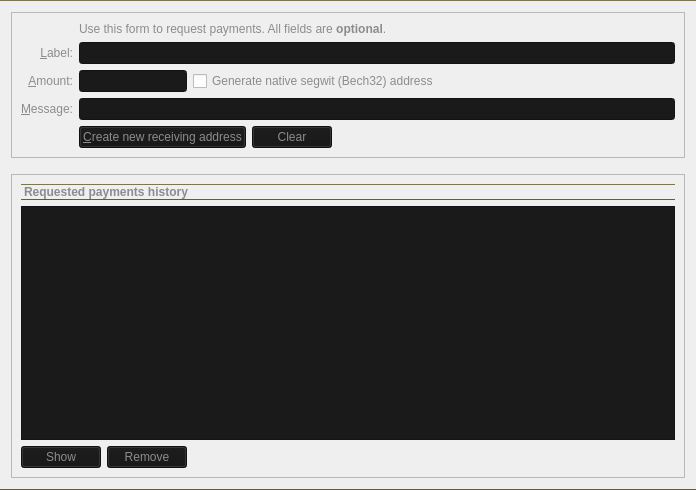
The window that fennec/qt/forms/receivecoinsdialog.ui (FennecBlockchain/Fennec) describes before a commit, drawn with Qt 5.
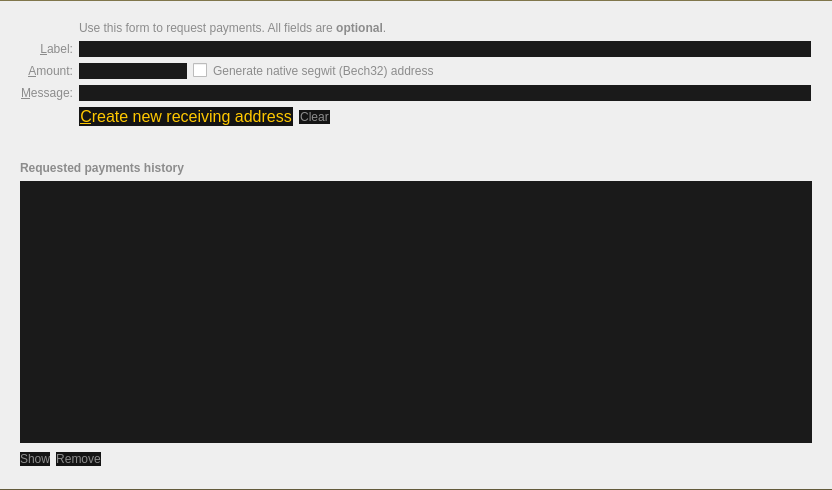
The same window after the commit. Icons and pictures are not drawn. Custom widgets are drawn as their Qt base class.

The edit to the form file:
```diff
--- a/fennec/qt/forms/receivecoinsdialog.ui
+++ b/fennec/qt/forms/receivecoinsdialog.ui
@@ -6,16 +6,15 @@
    <rect>
     <x>0</x>
     <y>0</y>
-    <width>696</width>
+    <width>832</width>
     <height>490</height>
    </rect>
   </property>
   <property name="autoFillBackground">
-   <bool>true</bool>
+   <bool>false</bool>
   </property>
   <property name="styleSheet">
-   <string notr="true">QLabel { border-bottom: 1.4px solid #414141; border-top: 1.4px solid #0A0A0A; border-bottom-color: qlineargradient(x1:0, y1:0, x2:0, y2:0.8, stop: 0 rgba(255,212,39,0.5), stop: 1 rgba(10,10,10,1.0)); border-top-color: qlineargradient(x1:0, y1:1, x2:0, y2:0, stop: 0 rgba(255,212,39,0.5), stop: 1 rgba(10,10,10,1.0));  } 
-</string>
+   <string notr="true">border-bottom: 1.4px solid #414141; border-top: 1.4px solid #0A0A0A; border-bottom-color: qlineargradient(x1:0, y1:0, x2:0, y2:0.8, stop: 0 rgba(255,212,39,0.5), stop: 1 rgba(10,10,10,1.0)); border-top-color: qlineargradient(x1:0, y1:1, x2:0, y2:0, stop: 0 rgba(255,212,39,0.5), stop: 1 rgba(10,10,10,1.0));</string>
   </property>
   <property name="pixmap">
    <pixmap resource="../bitcoin.qrc">:/icons/sendcoin_background</pixmap>
@@ -36,7 +35,7 @@
       </sizepolicy>
      </property>
      <property name="styleSheet">
-      <string notr="true">QLabel { border-bottom: 0px solid; border-top: 0px solid;  } 
+      <string notr="true"> border-bottom: 0px solid; border-top: 0px solid; 
 </string>
      </property>
      <property name="frameShape">
@@ -147,8 +146,13 @@
               <height>0</height>
              </size>
             </property>
+            <property name="font">
+             <font>
+              <pointsize>12</pointsize>
+             </font>
+            </property>
             <property name="styleSheet">
-             <string notr="true">color: rgb(140, 140, 140);
+             <string notr="true">color: rgb(255, 200, 0);
 background-color: rgb(20, 20, 20);</string>
             </property>
             <property name="text">
@@ -303,14 +307,21 @@
    </item>
    <item>
     <widget class="QFrame" name="frame">
+     <property name="enabled">
+      <bool>true</bool>
+     </property>
      <property name="sizePolicy">
       <sizepolicy hsizetype="Preferred" vsizetype="Expanding">
        <horstretch>0</horstretch>
        <verstretch>0</verstretch>
       </sizepolicy>
      </property>
+     <property name="autoFillBackground">
+      <bool>false</bool>
+     </property>
      <property name="styleSheet">
-      <string notr="true">QLabel { border-bottom: 0px solid; border-top: 0px solid;  } ;</string>
+      <string notr="true">border:0;
+</string>
      </property>
      <property name="frameShape">
       <enum>QFrame::StyledPanel</enum>
```
Left out of the diff: 2 changed lines with no effect on the pictures.
